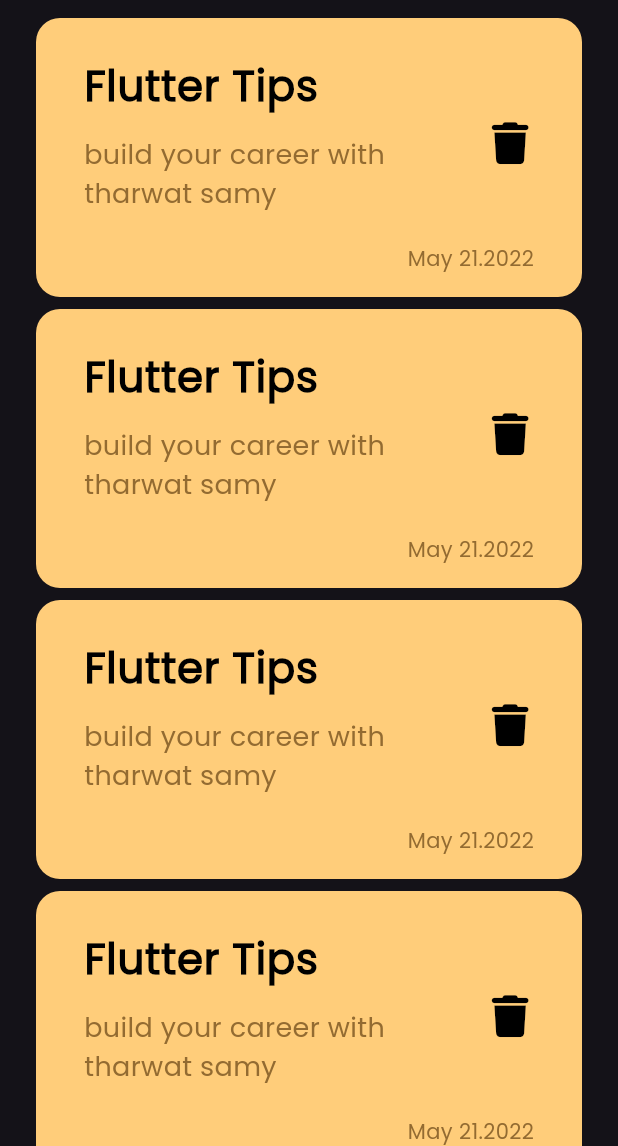
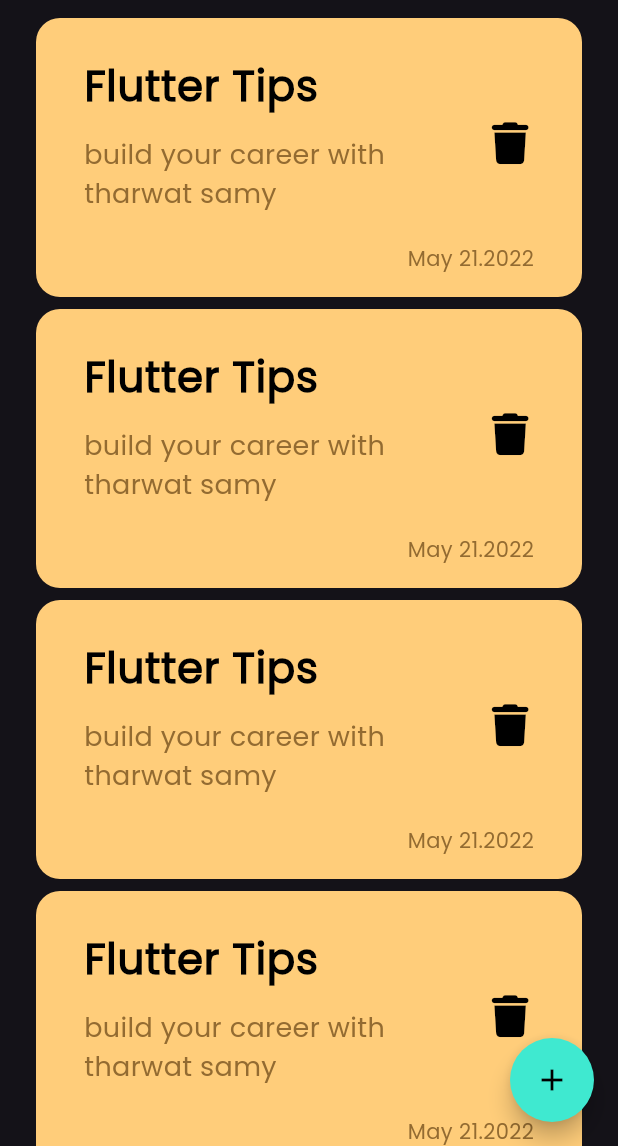
Before and after one commit to AhmedOmran22/Notes_App, a Flutter app: the screen it shows after launch, on a phone screen of 412 x 824 dp, the part 90-1236 px from its top. Run offline on Flutter 3.47's test engine with Material 3 defaults, Android fonts, the phone set to English and light mode, and no system bars; our stand-ins replace font_awesome_flutter.

Commit message:
add floating action button

```diff
--- a/lib/views/notes_view.dart
+++ b/lib/views/notes_view.dart
@@ -6,8 +6,17 @@ class NotesView extends StatelessWidget {
 
   @override
   Widget build(BuildContext context) {
-    return const Scaffold(
-      body: NotesViewBody(),
+    return Scaffold(
+      body: const NotesViewBody(),
+      floatingActionButton: FloatingActionButton(
+        onPressed: () {},
+        shape: const CircleBorder(),
+        backgroundColor: const Color.fromARGB(255, 63, 233, 208),
+        child: const Icon(
+          Icons.add,
+          color: Colors.black,
+        ),
+      ),
     );
   }
 }
```
